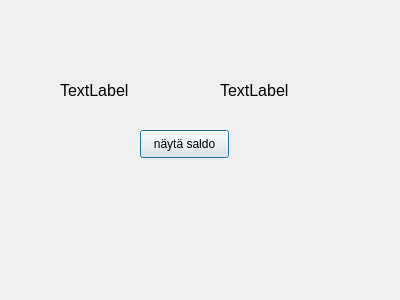
banksimul2022/group4, file bankautomat/Login kinda melkein/korttimain.ui: the form before one commit.
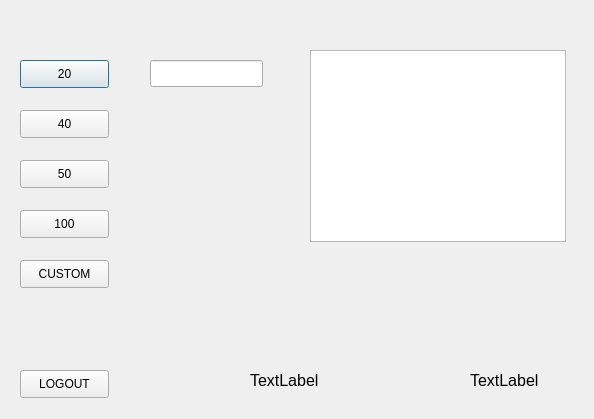
The form after the commit.

```diff
--- a/bankautomat/Login kinda melkein/korttimain.ui
+++ b/bankautomat/Login kinda melkein/korttimain.ui
@@ -6,8 +6,8 @@
    <rect>
     <x>0</x>
     <y>0</y>
-    <width>400</width>
-    <height>300</height>
+    <width>594</width>
+    <height>419</height>
    </rect>
   </property>
   <property name="windowTitle">
@@ -16,8 +16,8 @@
   <widget class="QLabel" name="labelPin">
    <property name="geometry">
     <rect>
-     <x>220</x>
-     <y>70</y>
+     <x>470</x>
+     <y>360</y>
      <width>100</width>
      <height>40</height>
     </rect>
@@ -34,8 +34,8 @@
   <widget class="QLabel" name="labelKortinnumero">
    <property name="geometry">
     <rect>
-     <x>60</x>
-     <y>70</y>
+     <x>250</x>
+     <y>360</y>
      <width>100</width>
      <height>40</height>
     </rect>
@@ -49,17 +49,102 @@
     <string>TextLabel</string>
    </property>
   </widget>
-  <widget class="QPushButton" name="btnSaldo">
+  <widget class="QTableView" name="tableView">
    <property name="geometry">
     <rect>
-     <x>140</x>
-     <y>130</y>
+     <x>310</x>
+     <y>50</y>
+     <width>256</width>
+     <height>192</height>
+    </rect>
+   </property>
+  </widget>
+  <widget class="QPushButton" name="btn_20">
+   <property name="geometry">
+    <rect>
+     <x>20</x>
+     <y>60</y>
      <width>89</width>
      <height>28</height>
     </rect>
    </property>
    <property name="text">
-    <string>näytä saldo</string>
+    <string>20</string>
+   </property>
+  </widget>
+  <widget class="QPushButton" name="btn_40">
+   <property name="geometry">
+    <rect>
+     <x>20</x>
+     <y>110</y>
+     <width>89</width>
+     <height>28</height>
+    </rect>
+   </property>
+   <property name="text">
+    <string>40</string>
+   </property>
+  </widget>
+  <widget class="QPushButton" name="btn_50">
+   <property name="geometry">
+    <rect>
+     <x>20</x>
+     <y>160</y>
+     <width>89</width>
+     <height>28</height>
+    </rect>
+   </property>
+   <property name="text">
+    <string>50</string>
+   </property>
+  </widget>
+  <widget class="QPushButton" name="btn_100">
+   <property name="geometry">
+    <rect>
+     <x>20</x>
+     <y>210</y>
+     <width>89</width>
+     <height>28</height>
+    </rect>
+   </property>
+   <property name="text">
+    <string>100</string>
+   </property>
+  </widget>
+  <widget class="QPushButton" name="btn_custom">
+   <property name="geometry">
+    <rect>
+     <x>20</x>
+     <y>260</y>
+     <width>89</width>
+     <height>28</height>
+    </rect>
+   </property>
+   <property name="text">
+    <string>CUSTOM</string>
+   </property>
+  </widget>
+  <widget class="QLineEdit" name="lineEdit_saldo">
+   <property name="geometry">
+    <rect>
+     <x>150</x>
+     <y>60</y>
+     <width>113</width>
+     <height>27</height>
+    </rect>
+   </property>
+  </widget>
+  <widget class="QPushButton" name="btn_logout">
+   <property name="geometry">
+    <rect>
+     <x>20</x>
+     <y>370</y>
+     <width>89</width>
+     <height>28</height>
+    </rect>
+   </property>
+   <property name="text">
+    <string>LOGOUT</string>
    </property>
   </widget>
  </widget>
```
